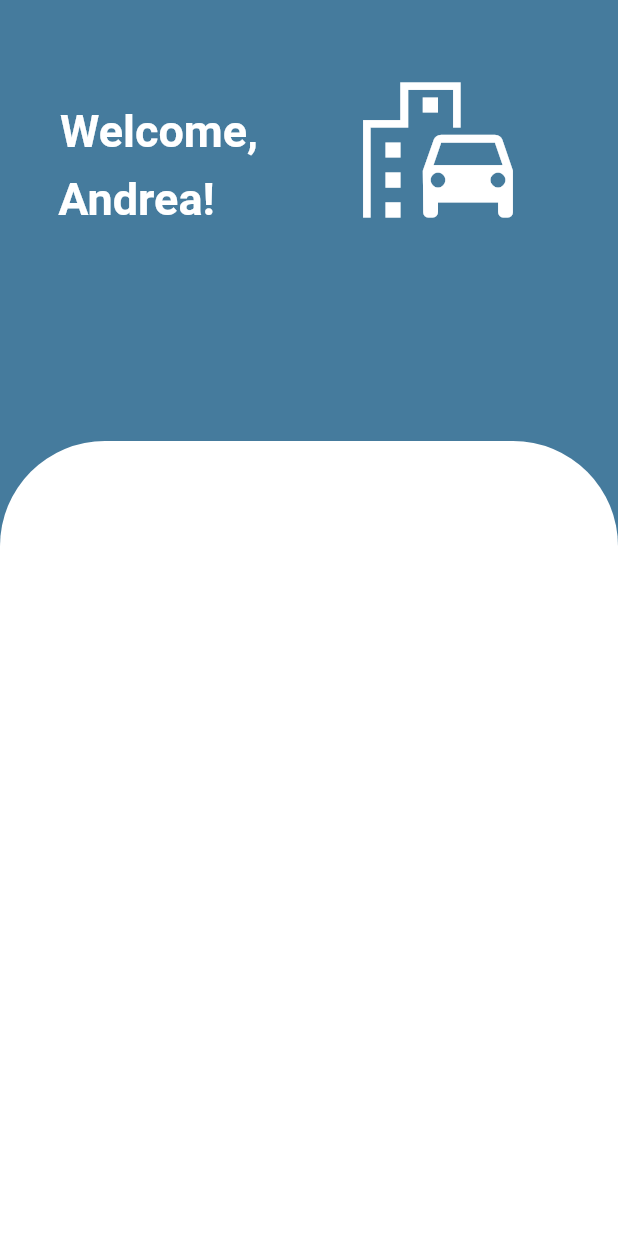
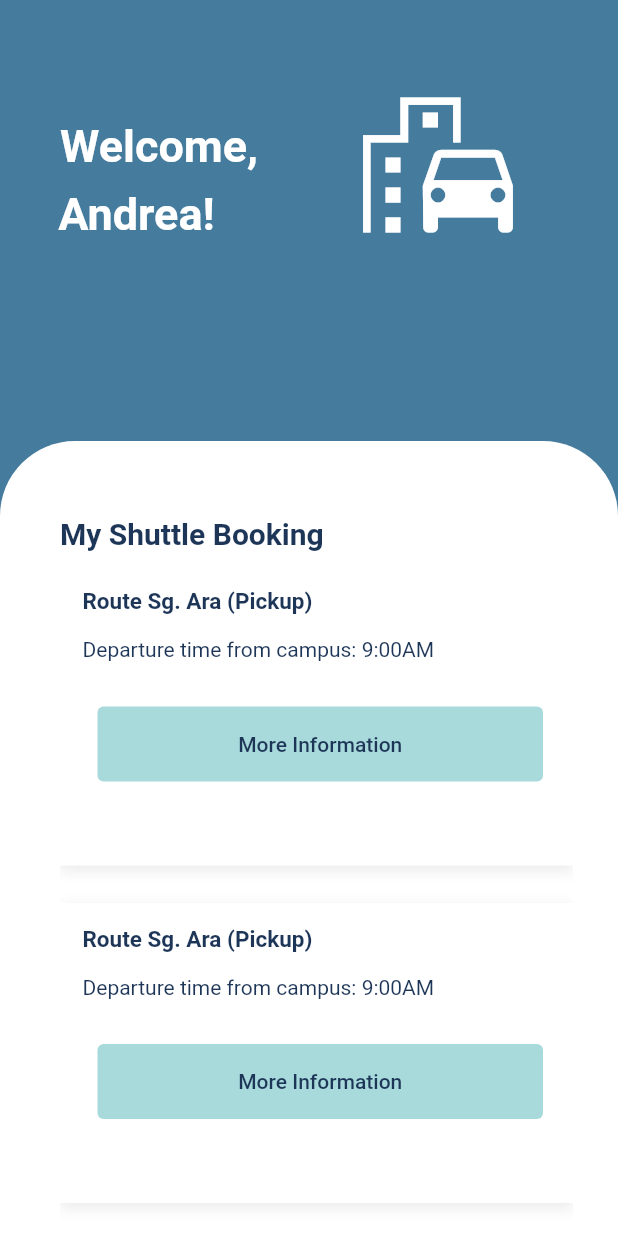
Before and after one commit to AndreaGon/ShuttleStalk, a Flutter app: the Home screen opened directly, on a phone screen of 412 x 824 dp. Run offline on Flutter 3.47's test engine with Material 2 defaults, Android fonts, the light colour scheme and no system bars; our stand-ins replace cloud_firestore, firebase_auth, firebase_core, firebase_messaging, flutter_screenutil, fluttertoast and 1 more; missing offline and left inert: flutter_custom_month_picker; accounts and stored records are empty.

Commit message:
Finish layout for My Bookings page

```diff
--- /dev/null
+++ b/lib/res/layout/booking_card_layout.dart
@@ -0,0 +1,60 @@
+import 'package:flutter/cupertino.dart';
+import 'package:flutter/material.dart';
+import 'package:shuttle_stalk/res/colors.dart';
+
+class BookingCardLayout extends StatelessWidget {
+  const BookingCardLayout({Key? key}) : super(key: key);
+
+  @override
+  Widget build(BuildContext context) {
+    return Padding(
+      padding: EdgeInsets.only(bottom: 25.0),
+      child:  Container(
+        height: 200,
+        width: MediaQuery.of(context).size.width,
+        decoration: BoxDecoration(
+          color: Colors.white,
+          boxShadow: [
+            BoxShadow(
+              color: Colors.grey.withOpacity(0.2),
+              spreadRadius: 1,
+              blurRadius: 7,
+              offset: Offset(0, 3), // changes position of shadow
+            ),
+          ],
+        ),
+        child: Column(
+          mainAxisAlignment: MainAxisAlignment.start,
+          crossAxisAlignment: CrossAxisAlignment.start,
+          children: [
+            Padding(
+              padding: EdgeInsets.only(top: 15.0, left: 15.0),
+              child: Text("Route Sg. Ara (Pickup)", style: TextStyle(color: darkblue, fontSize: 15.0, fontWeight: FontWeight.bold)),
+            ),
+
+            Padding(
+              padding: EdgeInsets.only(top: 15.0, left: 15.0),
+              child: Text("Departure time from campus: 9:00AM", style: TextStyle(color: darkblue)),
+            ),
+
+            Padding(
+                padding: EdgeInsets.only(bottom: 5, left: 25, right: 20, top: 30),
+                child: Container(
+                  width: MediaQuery.of(context).size.width,
+                  height: 50.0,
+                  child: ElevatedButton(
+                    child: Text("More Information", style: TextStyle(color: darkblue),),
+                    style: ElevatedButton.styleFrom(
+                      primary: skyblue,
+                      elevation: 0,
+                    ),
+                    onPressed: () {},
+                  ),
+                )
+            )
+          ],
+        ),
+      )
+    );
+  }
+}
--- a/lib/view/booking/booking_view.dart
+++ b/lib/view/booking/booking_view.dart
@@ -81,9 +81,9 @@ class _BookingState extends State<Booking> {
               width: MediaQuery.of(context).size.width,
               height: 50.0,
               child: ElevatedButton(
-                child: Text("Confirm Booking"),
+                child: Text("Confirm Booking", style: TextStyle(color: darkblue),),
                 style: ElevatedButton.styleFrom(
-                  primary: lightblue,
+                  primary: skyblue,
                   elevation: 0,
                 ),
                 onPressed: () {},
--- a/lib/view/home/home_view.dart
+++ b/lib/view/home/home_view.dart
@@ -1,6 +1,8 @@
 import 'package:flutter/cupertino.dart';
 import 'package:flutter/material.dart';
 import 'package:shuttle_stalk/res/colors.dart';
+
+import '../../res/layout/booking_card_layout.dart';
 
 class Home extends StatefulWidget {
   const Home({Key? key}) : super(key: key);
@@ -19,13 +21,14 @@ class _HomeState extends State<Home> {
           mainAxisAlignment: MainAxisAlignment.start,
           crossAxisAlignment: CrossAxisAlignment.start,
           children: [
-            Row(
+            Container(
+              child: Row(
                   crossAxisAlignment : CrossAxisAlignment.start,
                   children : [
                     Column(
                       children: [
                         Padding(
-                          padding: EdgeInsets.only(top: 70.0, left: 40.0),
+                            padding: EdgeInsets.only(top: 80.0, left: 40.0),
                             child: Container(
                               child: Text("Welcome,", style: TextStyle(color: Colors.white, fontWeight: FontWeight.bold, fontSize: 30),),
                             )
@@ -39,7 +42,7 @@ class _HomeState extends State<Home> {
                       ],
                     ),
                     Padding(
-                    padding: EdgeInsets.only(top: 40.0, left: 60.0),
+                      padding: EdgeInsets.only(top: 50.0, left: 60.0),
                       child: Icon(
                         Icons.emoji_transportation,
                         color: Colors.white,
@@ -49,12 +52,7 @@ class _HomeState extends State<Home> {
                     )
                   ]
               ),
-            // Padding(
-            //     padding: EdgeInsets.only(top: 10.0, left: 30.0),
-            //     child: Container(
-            //       child: Text("Andrea!", style: TextStyle(color: Colors.white, fontWeight: FontWeight.bold, fontSize: 30),),
-            //     )
-            // ),
+            ),
             Expanded(
               child: Align(
                 alignment: FractionalOffset.bottomCenter,
@@ -66,11 +64,33 @@ class _HomeState extends State<Home> {
                         decoration: BoxDecoration(
                             color: Colors.white,
                             borderRadius: BorderRadius.only(
-                              topLeft: Radius.circular(70),
-                              topRight: Radius.circular(70),
+                              topLeft: Radius.circular(50),
+                              topRight: Radius.circular(50),
                             )
                         ),
-                        child: Text("")
+                        child: Padding(
+                          padding: EdgeInsets.only(top: 50.0, left: 40.0, right: 30.0),
+                          child: Column(
+                            mainAxisAlignment: MainAxisAlignment.start,
+                            crossAxisAlignment: CrossAxisAlignment.start,
+                            children: [
+                              Padding(
+                                  padding: EdgeInsets.only(bottom: 10.0),
+                                  child: Text("My Shuttle Booking", style: TextStyle(color: darkblue, fontWeight: FontWeight.bold, fontSize: 20.0),)
+                              ),
+                              Expanded(
+                                child: ListView.builder(
+                                    scrollDirection: Axis.vertical,
+                                    shrinkWrap: true,
+                                    itemCount: 5,
+                                    itemBuilder: (context, index) {
+                                      return BookingCardLayout();
+                                    }
+                                ),
+                              )
+                            ],
+                          ),
+                        )
                     )//Your widget here,
                 ),
               ),
```
Lines whose indentation alone changed are shown as unchanged.
